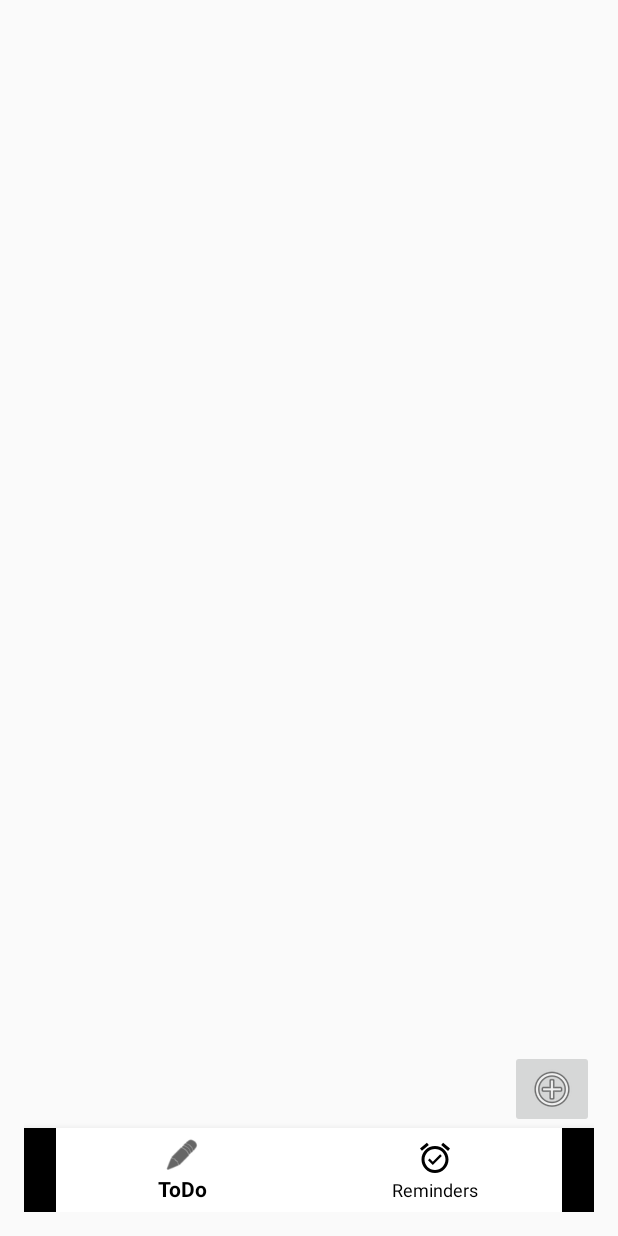
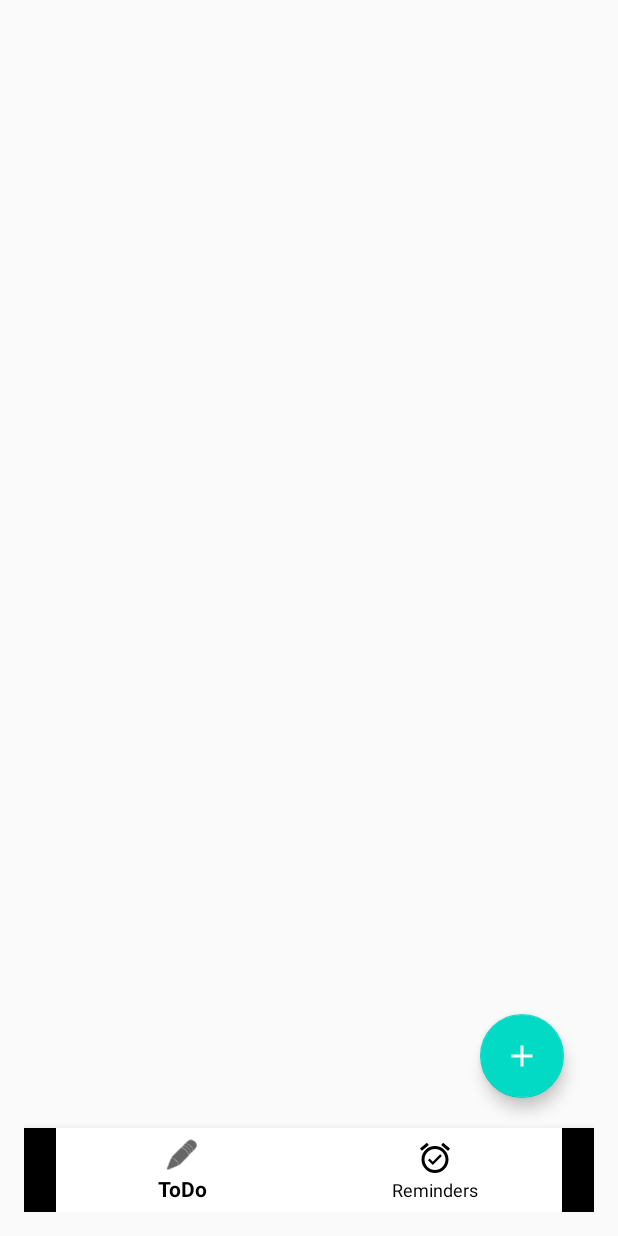
Before and after one commit to Codepath-G27/Task-Train, an Android app: the screen it shows after launch (MainActivity), on a phone screen of 412 x 824 dp. Run offline under Robolectric (Android 15) with nearby library versions, the phone set to English and light mode, and no system bars.

Commit message:
Make button consistent

```diff
--- a/app/src/main/res/layout/fragment_reminder.xml
+++ b/app/src/main/res/layout/fragment_reminder.xml
@@ -25,8 +25,8 @@
         android:layout_alignParentEnd="true"
         android:layout_alignParentBottom="true"
         android:layout_gravity="end|bottom"
-        android:layout_marginEnd="30dp"
-        android:layout_marginBottom="26dp"
+        android:layout_marginEnd="20dp"
+        android:layout_marginBottom="20dp"
         app:backgroundTint="@color/colorAccent"
         app:srcCompat="@drawable/ic_add"
         app:tint="@color/white" />
--- a/app/src/main/res/layout/fragment_to_do.xml
+++ b/app/src/main/res/layout/fragment_to_do.xml
@@ -6,16 +6,6 @@
     android:layout_width="match_parent"
     android:layout_height="match_parent"
     tools:context=".ToDoFragment">
-
-    <ImageButton
-        android:id="@+id/imageButton"
-        android:layout_width="wrap_content"
-        android:layout_height="wrap_content"
-        android:layout_alignParentEnd="true"
-        android:layout_alignParentBottom="true"
-        android:layout_marginEnd="0dp"
-        android:layout_marginBottom="0dp"
-        android:src="@android:drawable/ic_menu_add" />
 
     <androidx.recyclerview.widget.RecyclerView
         android:id="@+id/rvItems"
@@ -28,4 +18,17 @@
         android:layout_marginTop="-1dp"
         android:layout_marginBottom="0dp" />
 
+    <com.google.android.material.floatingactionbutton.FloatingActionButton
+        android:id="@+id/btnAdd"
+        android:layout_width="wrap_content"
+        android:layout_height="wrap_content"
+        android:layout_alignParentEnd="true"
+        android:layout_alignParentBottom="true"
+        android:layout_gravity="end|bottom"
+        android:layout_marginEnd="20dp"
+        android:layout_marginBottom="20dp"
+        app:backgroundTint="@color/colorAccent"
+        app:srcCompat="@drawable/ic_add"
+        app:tint="@color/white" />
+
 </RelativeLayout>
```
